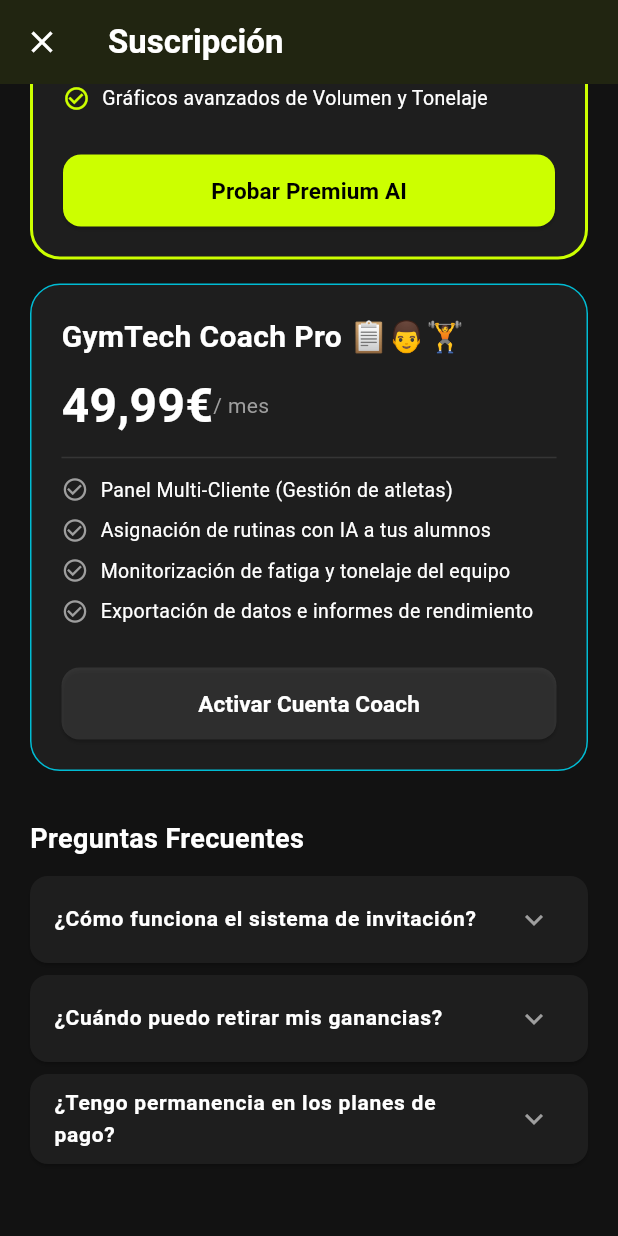
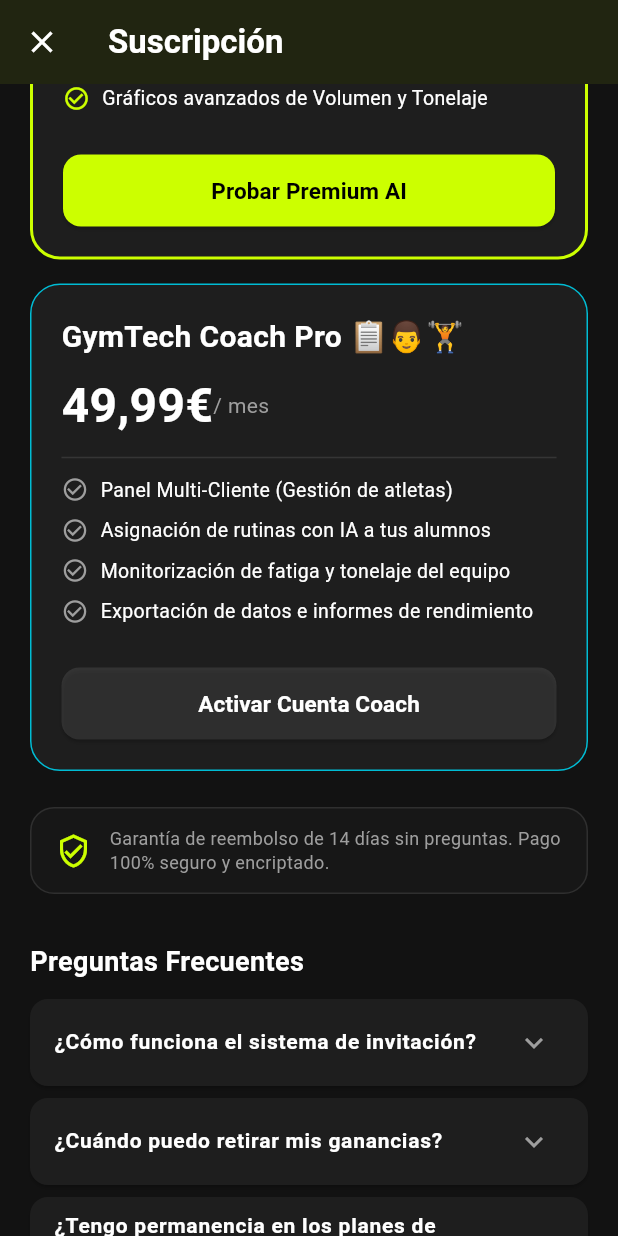
Before and after one commit to mategmdani25-maker/GymTechAI, a Flutter app: the PaymentScreen screen opened directly, scrolled down 853 dp, on a phone screen of 412 x 824 dp. Run offline on Flutter 3.47's test engine with Material 3 defaults, Android fonts, the phone set to English and light mode, and no system bars; our stand-ins replace shared_preferences; accounts and stored records are empty; statements that could not run were skipped.

Commit message:
Update payment_screen.dart

```diff
--- a/flutter_app/lib/screens/payment_screen.dart
+++ b/flutter_app/lib/screens/payment_screen.dart
@@ -101,7 +101,7 @@
             _buildPlanCard(
               titulo: "Premium AI Athlete 🧠⚡",
               precio: precioPremium,
-              precioAntiguo: codigoAplicado ? "24,99€" : null, // Muestra el precio viejo tachado si se mete el código
+              precioAntiguo: codigoAplicado ? "24,99€" : null,
               periodo: "/ mes",
               colorBorde: const Color(0xFFCCFF00),
               beneficios: [
@@ -126,6 +126,29 @@
               beneficios: ["Panel Multi-Cliente (Gestión de atletas)", "Asignación de rutinas con IA a tus alumnos", "Monitorización de fatiga y tonelaje del equipo", "Exportación de datos e informes de rendimiento"],
               textoBoton: "Activar Cuenta Coach",
               esDestacado: false,
+            ),
+            const SizedBox(height: 24),
+
+            // MEJORA: SELLO DE GARANTÍA Y CONFIANZA VISIBLE
+            Container(
+              padding: const EdgeInsets.symmetric(horizontal: 16, vertical: 12),
+              decoration: BoxDecoration(
+                color: Colors.white.withOpacity(0.02),
+                borderRadius: BorderRadius.circular(16),
+                border: Border.all(color: Colors.white10),
+              ),
+              child: const Row(
+                children: [
+                  Icon(Icons.verified_user_outlined, color: Color(0xFFCCFF00), size: 24),
+                  SizedBox(width: 12),
+                  Expanded(
+                    child: Text(
+                      "Garantía de reembolso de 14 días sin preguntas. Pago 100% seguro y encriptado.",
+                      style: TextStyle(fontSize: 12, color: Colors.grey, height: 1.3),
+                    ),
+                  ),
+                ],
+              ),
             ),
             const SizedBox(height: 32),
 
@@ -173,7 +196,6 @@
             alignment: PlaceholderAlignment.baseline,
             textBaseline: TextBaseline.alphabetic,
             children: [
-              // EFECTO VISUAL: PRECIO ANTIGUO TACHADO EN ROJO
               if (precioAntiguo != null) ...[
                 Text(
                   precioAntiguo,
```
